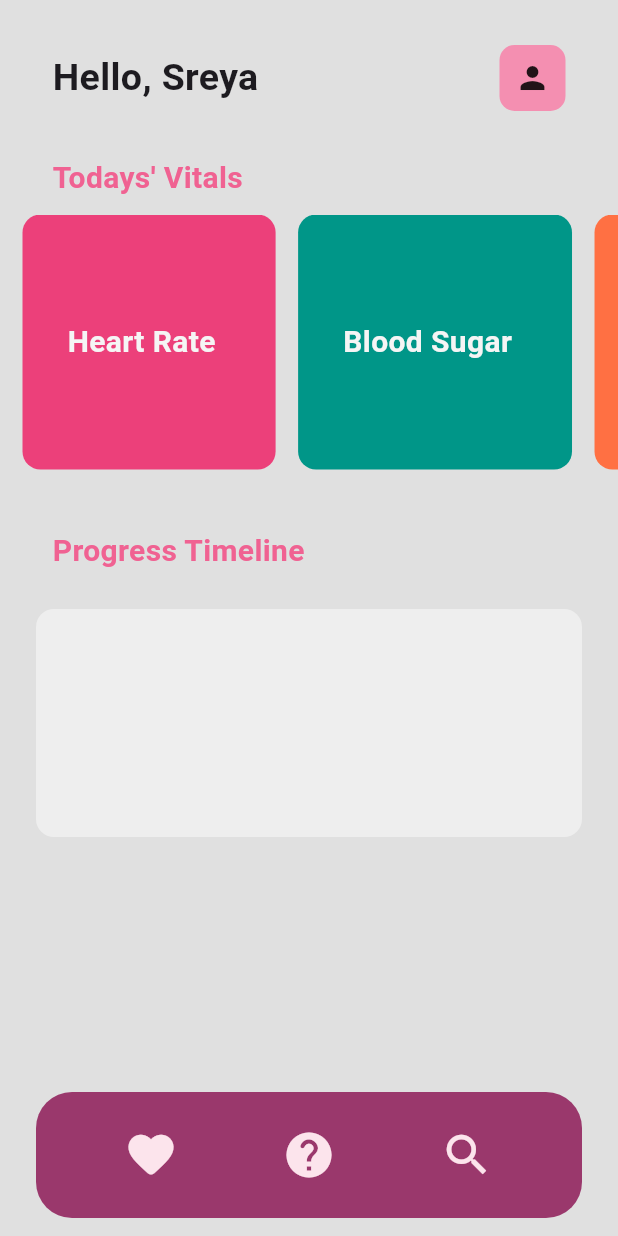
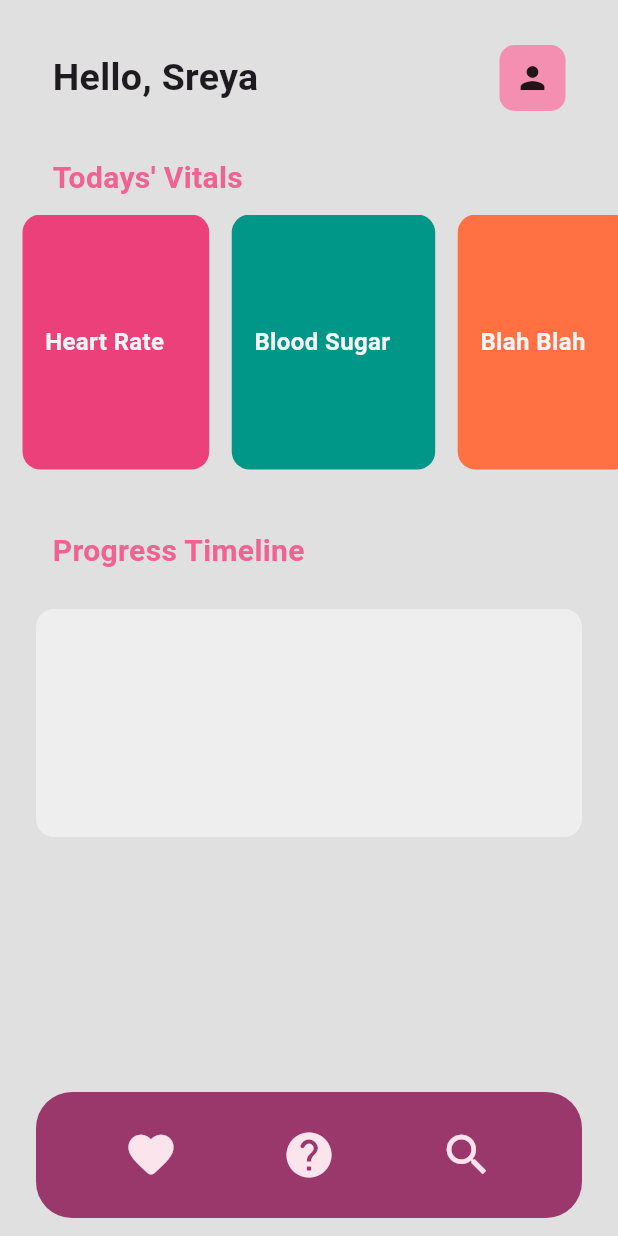
Before and after one commit to sreyasaju/heartSync, a Flutter app: the screen it shows after launch, on a phone screen of 412 x 824 dp. Run offline on Flutter 3.47's test engine with Material 3 defaults, Android fonts, the light colour scheme and no system bars.

Commit message:
fix: remove inconsistencies

```diff
--- a/lib/utils/main_cards.dart
+++ b/lib/utils/main_cards.dart
@@ -21,7 +21,7 @@ class _MainCardState extends State<MainCard> {
       height: 100,
       padding: const EdgeInsets.only(left: 15.0),
       child: Container(
-        padding: const EdgeInsets.all(30),
+        padding: const EdgeInsets.all(15),
         decoration: BoxDecoration(
           borderRadius: BorderRadius.circular(12),
           color: widget.cardColor,
@@ -30,15 +30,14 @@ class _MainCardState extends State<MainCard> {
           children: [
             Text(widget.cardName,
               style: TextStyle(
-                fontSize:20,
+                fontSize:16,
                 color: Colors.grey[100]!,
                 fontWeight: FontWeight.bold
-
 
               ),
             ),
             const SizedBox(
-              width: 10,
+              width: 15,
               height: 80,
             ),
           ],
```
Also changed, not shown: 2 other files.
